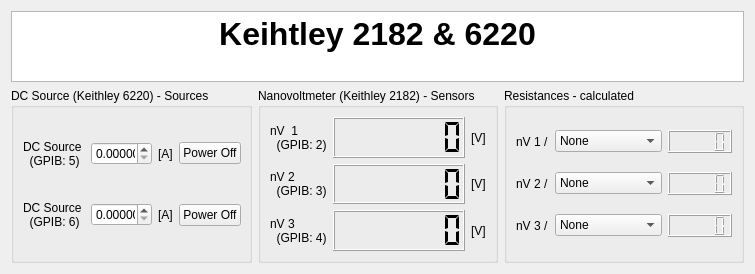
Old version of the form Keithley/Keithley_Control.ui in the repository Cryostat-GUI/Cryostat-GUI.
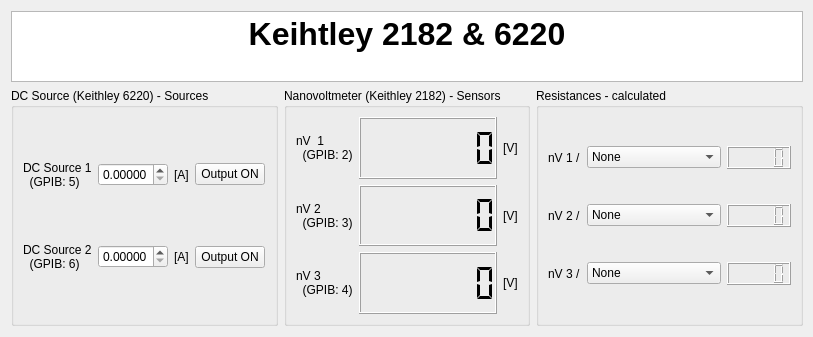
New version of the form.

Commit message: Keithley Current

Patch:
```diff
--- a/Keithley/Keithley_Control.ui
+++ b/Keithley/Keithley_Control.ui
@@ -6,8 +6,8 @@
    <rect>
     <x>0</x>
     <y>0</y>
-    <width>755</width>
-    <height>274</height>
+    <width>813</width>
+    <height>337</height>
    </rect>
   </property>
   <property name="minimumSize">
@@ -241,17 +241,7 @@
      <property name="checkable">
       <bool>false</bool>
      </property>
-     <layout class="QGridLayout" name="_2" columnstretch="0,1,0,0">
-      <item row="0" column="1">
-       <widget class="QDoubleSpinBox" name="spinSetCurrent1_A">
-        <property name="decimals">
-         <number>5</number>
-        </property>
-        <property name="maximum">
-         <double>2.000000000000000</double>
-        </property>
-       </widget>
-      </item>
+     <layout class="QGridLayout" name="_2" columnstretch="0,0,0,0">
       <item row="0" column="0">
        <widget class="QLabel" name="label_10">
         <property name="minimumSize">
@@ -266,6 +256,32 @@
         </property>
        </widget>
       </item>
+      <item row="0" column="1">
+       <widget class="QDoubleSpinBox" name="spinSetCurrent1_A">
+        <property name="decimals">
+         <number>5</number>
+        </property>
+        <property name="maximum">
+         <double>0.100000000000000</double>
+        </property>
+        <property name="singleStep">
+         <double>0.001000000000000</double>
+        </property>
+       </widget>
+      </item>
+      <item row="2" column="1">
+       <widget class="QDoubleSpinBox" name="spinSetCurrent2_A">
+        <property name="decimals">
+         <number>5</number>
+        </property>
+        <property name="maximum">
+         <double>0.100000000000000</double>
+        </property>
+        <property name="singleStep">
+         <double>0.001000000000000</double>
+        </property>
+       </widget>
+      </item>
       <item row="2" column="0">
        <widget class="QLabel" name="label_9">
         <property name="minimumSize">
@@ -280,13 +296,6 @@
         </property>
        </widget>
       </item>
-      <item row="2" column="3">
-       <widget class="QPushButton" name="pushButton_2">
-        <property name="text">
-         <string>Power Off</string>
-        </property>
-       </widget>
-      </item>
       <item row="2" column="2">
        <widget class="QLabel" name="label_7">
         <property name="maximumSize">
@@ -300,16 +309,6 @@
         </property>
        </widget>
       </item>
-      <item row="2" column="1">
-       <widget class="QDoubleSpinBox" name="spinSetCurrent2_A">
-        <property name="decimals">
-         <number>5</number>
-        </property>
-        <property name="maximum">
-         <double>2.000000000000000</double>
-        </property>
-       </widget>
-      </item>
       <item row="0" column="2">
        <widget class="QLabel" name="label_12">
         <property name="maximumSize">
@@ -323,10 +322,17 @@
         </property>
        </widget>
       </item>
+      <item row="2" column="3">
+       <widget class="QPushButton" name="pushToggleOut_2">
+        <property name="text">
+         <string>Output ON</string>
+        </property>
+       </widget>
+      </item>
       <item row="0" column="3">
        <widget class="QPushButton" name="pushButton_1">
         <property name="text">
-         <string>Power Off</string>
+         <string>Output ON</string>
         </property>
        </widget>
       </item>
```
Left out of the diff: 2 changed lines with no effect on the pictures. The commit also changes 2 other files.
